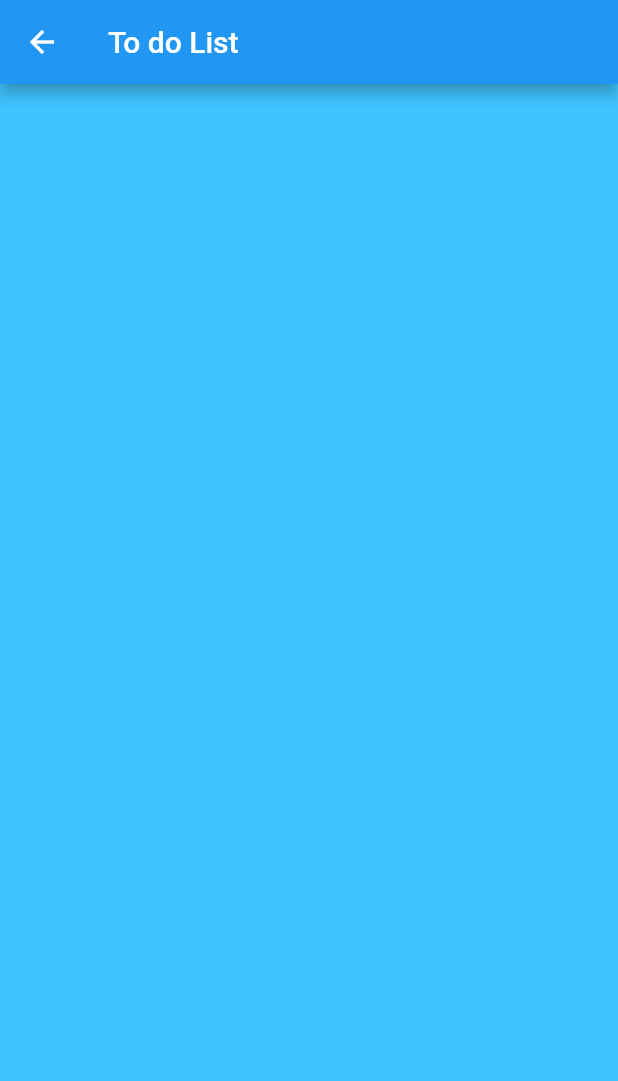
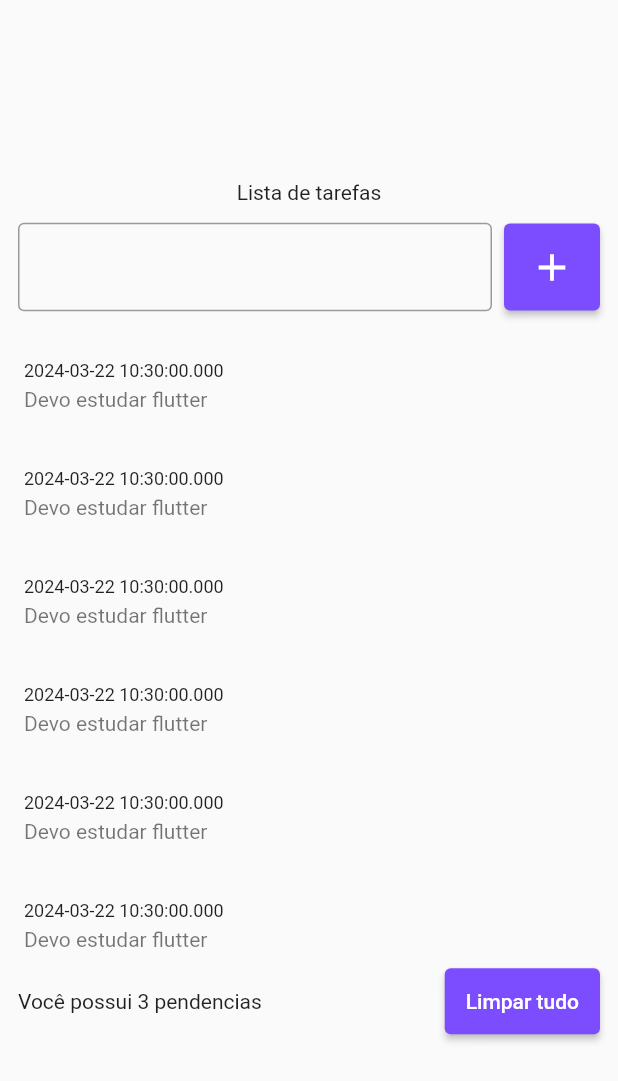
Before and after one commit to aroldoesmerio/ciolfi_to_do_list, a Flutter app: the TodoListPage screen opened directly, on a phone screen of 412 x 824 dp. Shown: the top 1081 px of the screen. Run offline on Flutter 3.47's test engine with Material 2 defaults, Android fonts, the phone set to English and light mode, and no system bars.

Commit message:
add todo list page

```diff
--- a/lib/presentation/to_do_list_page.dart
+++ b/lib/presentation/to_do_list_page.dart
@@ -11,14 +11,71 @@ class _TodoListPageState extends State<TodoListPage> {
   @override
   Widget build(BuildContext context) {
     return Scaffold(
-      appBar: AppBar(
-        title: const Text('To do List'),
-      ),
-      body: Center(
-        child: Container(
-          color: Colors.lightBlueAccent,
+        body: Column(
+      mainAxisAlignment: MainAxisAlignment.center,
+      crossAxisAlignment: CrossAxisAlignment.center,
+      children: <Widget>[
+        const Text('Lista de tarefas'),
+        Padding(
+          padding: const EdgeInsets.all(12.0),
+          child: Row(
+            children: [
+              const Expanded(
+                child: TextField(
+                  decoration: InputDecoration(
+                    border: OutlineInputBorder(),
+                  ),
+                ),
+              ),
+              const SizedBox(
+                width: 8,
+              ),
+              ElevatedButton(
+                onPressed: () {},
+                style: ElevatedButton.styleFrom(
+                    backgroundColor: Colors.deepPurpleAccent,
+                    padding: const EdgeInsets.all(14)),
+                child: const Icon(
+                  Icons.add,
+                  size: 30,
+                ),
+              ),
+            ],
+          ),
         ),
-      ),
-    );
+        SizedBox(
+          height: MediaQuery.of(context).size.height / 2,
+          width: MediaQuery.of(context).size.width,
+          child: ListView.builder(
+              itemCount: 20,
+              itemBuilder: (BuildContext context, int index) => ListTile(
+                    title: Text(
+                      '${DateTime.now()}',
+                      style: const TextStyle(fontSize: 12),
+                    ),
+                    subtitle: const Text('Devo estudar flutter'),
+                  )),
+        ),
+        Padding(
+          padding: const EdgeInsets.all(12.0),
+          child: Row(
+            children: [
+              const Expanded(
+                child: Text('Você possui 3 pendencias'),
+              ),
+              const SizedBox(
+                width: 8,
+              ),
+              ElevatedButton(
+                  onPressed: () {},
+                  style: ElevatedButton.styleFrom(
+                      backgroundColor: Colors.deepPurpleAccent,
+                      padding: const EdgeInsets.all(14)),
+                  child: const Text('Limpar tudo')),
+            ],
+          ),
+        ),
+      ],
+    ));
   }
 }
```
